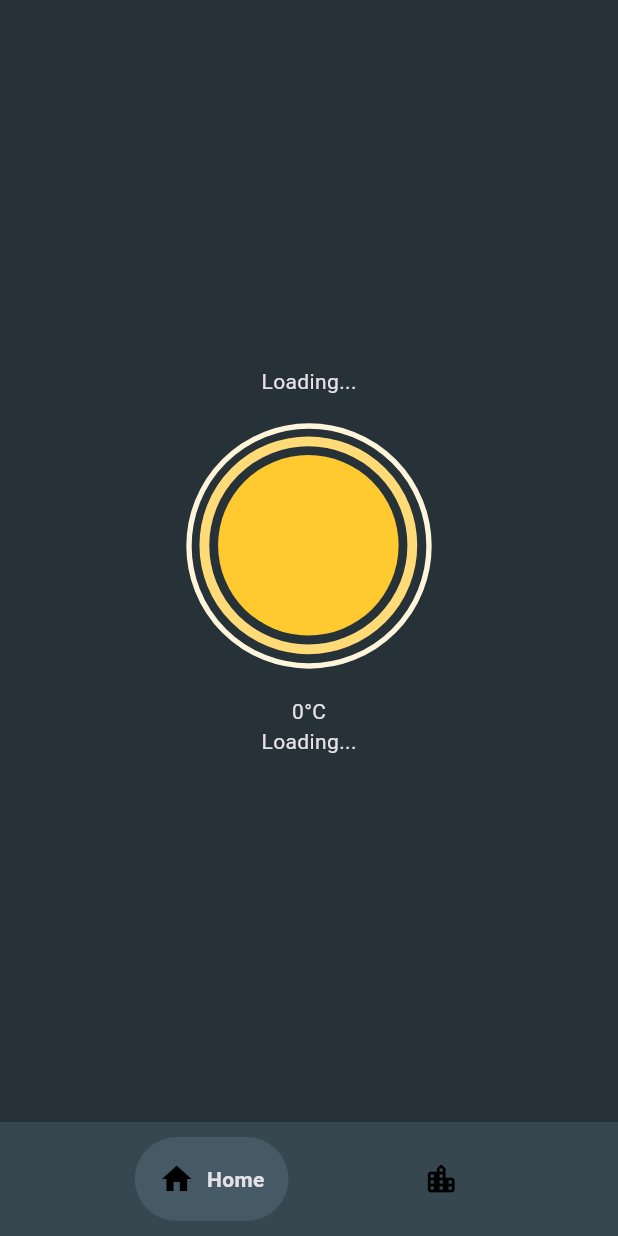
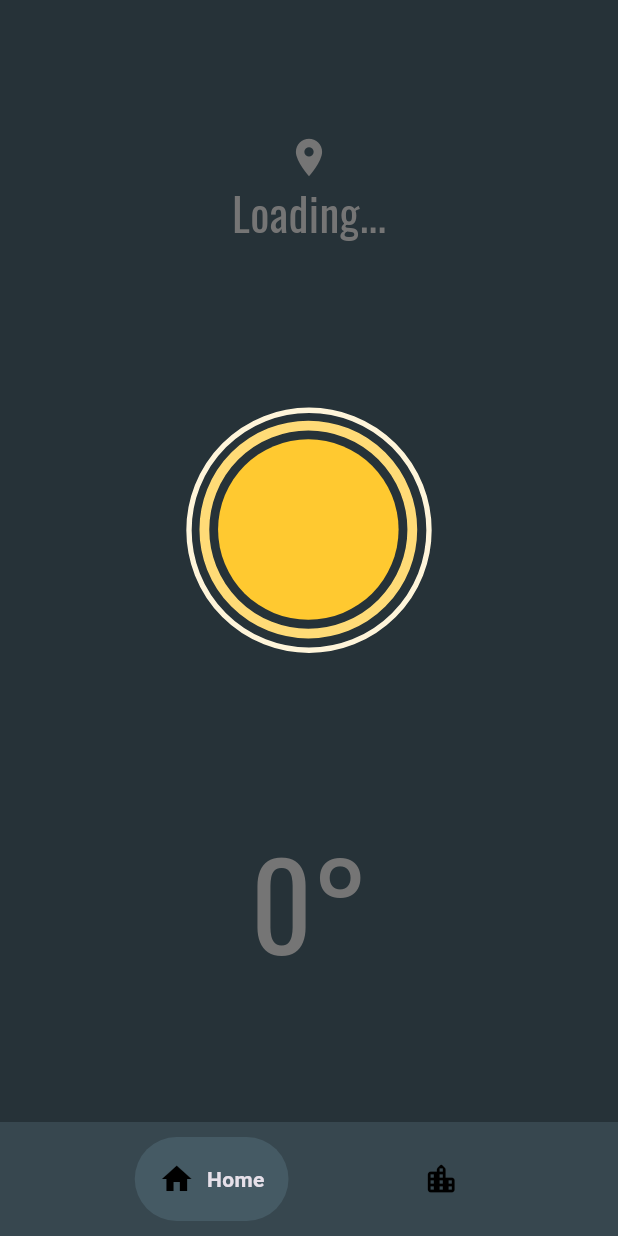
Before and after one commit to ifky06/weather_app, a Flutter app: the screen it shows after launch, on a phone screen of 412 x 824 dp. Run offline on Flutter 3.47's test engine with Material 3 defaults, Android fonts, the phone set to English and light mode, and no system bars; drawn by our look-alikes of google_nav_bar; our stand-ins replace flutter_dotenv, geocoding, geolocator, google_fonts, lottie.

Commit message:
Add Google Fonts package and update UI layout in WeatherPage

```diff
--- a/lib/pages/weather_page.dart
+++ b/lib/pages/weather_page.dart
@@ -1,5 +1,6 @@
 import 'package:flutter/material.dart';
 import 'package:flutter_dotenv/flutter_dotenv.dart';
+import 'package:google_fonts/google_fonts.dart';
 import 'package:lottie/lottie.dart';
 import 'package:weather_app/models/weather_model.dart';
 import 'package:weather_app/services/weather_service.dart';
@@ -22,7 +23,6 @@ class _WeatherPageState extends State<WeatherPage> {
 
   // fetch weather
   _fetchWeather() async {
-
     var cityName = widget.cityName;
 
     try {
@@ -76,11 +76,23 @@ class _WeatherPageState extends State<WeatherPage> {
       body: Center(
         child: Column(
             // center the content
-            mainAxisAlignment: MainAxisAlignment.center,
+            mainAxisAlignment: MainAxisAlignment.spaceEvenly,
             children: [
               // city name
-              Text(
-                _weather?.cityName ?? 'Loading...',
+              Column(
+                children: [
+                  Icon(
+                    Icons.location_on,
+                    size: 30,
+                    color: Colors.grey.shade600,
+                  ),
+                  Text(_weather?.cityName ?? 'Loading...',
+                      style: GoogleFonts.oswald(
+                        fontSize: 30,
+                        // fontWeight: FontWeight.re,
+                        color: Colors.grey.shade600,
+                      )),
+                ],
               ),
               // animation
               Lottie.asset(
@@ -91,10 +103,12 @@ class _WeatherPageState extends State<WeatherPage> {
               ),
 
               // Temperature
-              Text('${_weather?.temperature.round() ?? 0}°C'),
-
-              // weather condition
-              Text(_weather?.mainCondition ?? 'Loading...'),
+              Text('${_weather?.temperature.round() ?? 0}°',
+                  style: GoogleFonts.oswald(
+                    fontSize: 80,
+                    fontWeight: FontWeight.w400,
+                    color: Colors.grey.shade600,
+                  )),
             ]),
       ),
     );
--- a/pubspec.yaml
+++ b/pubspec.yaml
@@ -40,6 +40,7 @@ dependencies:
   lottie: ^2.7.0
   flutter_dotenv: ^5.1.0
   google_nav_bar: ^5.0.6
+  google_fonts: ^6.1.0
 
 dev_dependencies:
   flutter_test:
```
Also changed, not shown: pubspec.lock, 1 other file.
